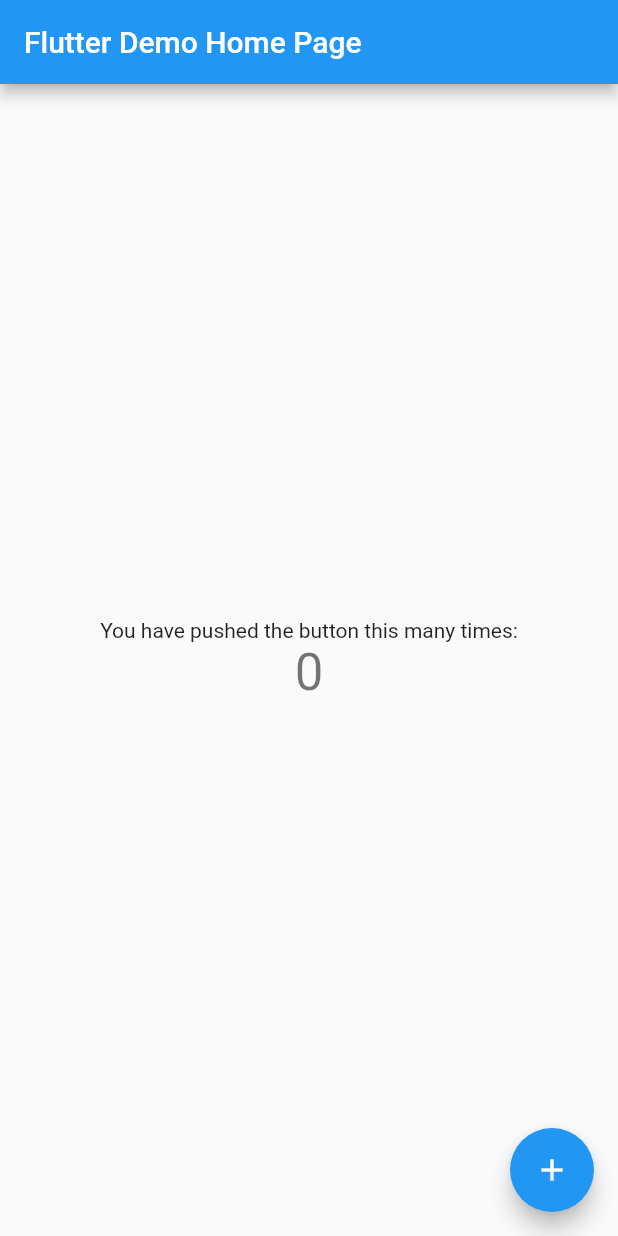
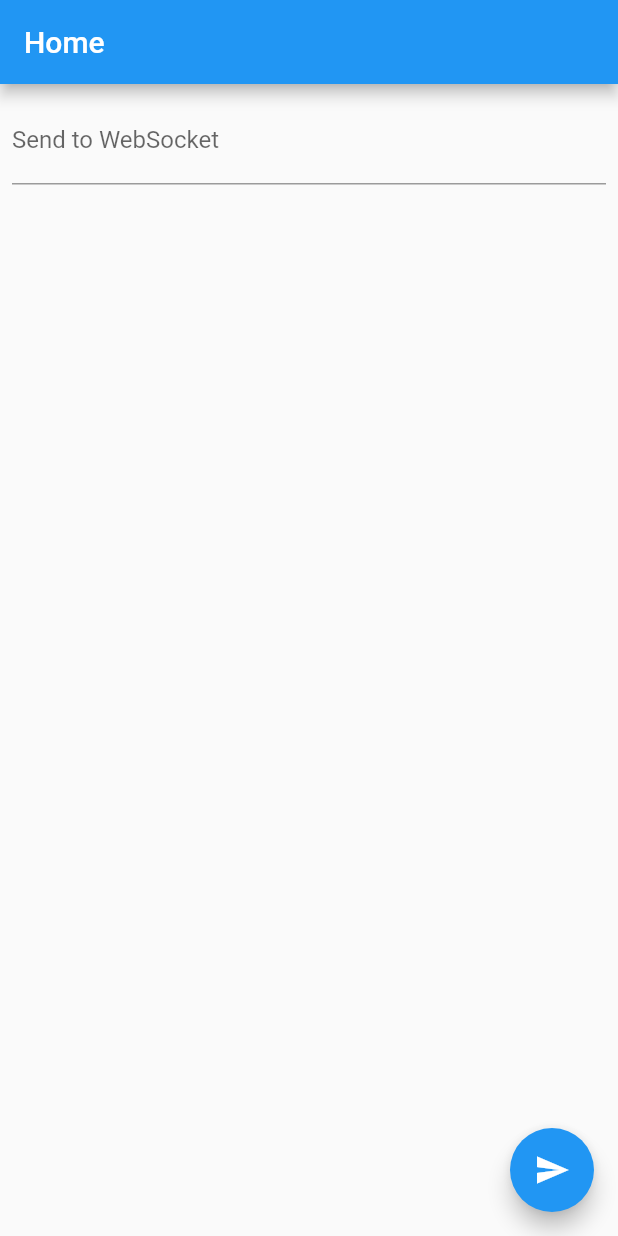
Before and after one commit to AndrewPiterov/flutter_web_socket, a Flutter app: the screen it shows after launch, on a phone screen of 412 x 824 dp. Run offline on Flutter 3.47's test engine with Material 2 defaults, Android fonts, the phone set to English and light mode, and no system bars; network calls fail.

Commit message:
add websocket

```diff
--- /dev/null
+++ b/lib/home_page.dart
@@ -0,0 +1,79 @@
+import 'package:flutter/material.dart';
+import 'package:web_socket_channel/io.dart';
+import 'package:web_socket_channel/web_socket_channel.dart';
+
+class MyHomePage extends StatefulWidget {
+  @override
+  _MyHomePageState createState() => _MyHomePageState();
+}
+
+class _MyHomePageState extends State<MyHomePage> {
+  WebSocketChannel _channel;
+  TextEditingController _controller;
+
+  final List<String> _list = [];
+
+  @override
+  void initState() {
+    super.initState();
+    _channel = IOWebSocketChannel.connect('ws://echo.websocket.org');
+    _channel.stream.listen((data) => setState(() => _list.add(data)));
+    _controller = TextEditingController();
+  }
+
+  void _sendData() {
+    if (_controller.text.isNotEmpty) {
+      _channel.sink.add(_controller.text);
+      _controller.clear();
+    }
+  }
+
+  @override
+  void dispose() {
+    _channel.sink.close();
+    _controller.dispose();
+    super.dispose();
+  }
+
+  @override
+  Widget build(BuildContext context) {
+    return Scaffold(
+      appBar: AppBar(
+        title: Text('Home'),
+      ),
+      body: Padding(
+        padding: const EdgeInsets.all(8.0),
+        child: Container(
+          child: Column(
+            children: <Widget>[
+              Form(
+                child: TextFormField(
+                  controller: _controller,
+                  decoration: InputDecoration(labelText: 'Send to WebSocket'),
+                ),
+              ),
+              Column(
+                children: _list.map((e) => Text(e)).toList(),
+              ),
+              // StreamBuilder(
+              //   stream: _channel.stream,
+              //   builder: (context, snapshot) {
+              //     return Container(
+              //       child:
+              //           Text(snapshot.hasData ? snapshot.data.toString() : ''),
+              //     );
+              //   },
+              // ),
+            ],
+          ),
+        ),
+      ),
+      floatingActionButton: FloatingActionButton(
+        child: Icon(Icons.send),
+        onPressed: () {
+          _sendData();
+        },
+      ),
+    );
+  }
+}
--- a/lib/main.dart
+++ b/lib/main.dart
@@ -1,4 +1,6 @@
 import 'package:flutter/material.dart';
+
+import 'home_page.dart';
 
 void main() {
   runApp(MyApp());
@@ -9,109 +11,14 @@ class MyApp extends StatelessWidget {
   @override
   Widget build(BuildContext context) {
     return MaterialApp(
-      title: 'Flutter Demo',
+      debugShowCheckedModeBanner: false,
+      title: 'WebSocket Demo',
       theme: ThemeData(
-        // This is the theme of your application.
-        //
-        // Try running your application with "flutter run". You'll see the
-        // application has a blue toolbar. Then, without quitting the app, try
-        // changing the primarySwatch below to Colors.green and then invoke
-        // "hot reload" (press "r" in the console where you ran "flutter run",
-        // or simply save your changes to "hot reload" in a Flutter IDE).
-        // Notice that the counter didn't reset back to zero; the application
         // is not restarted.
         primarySwatch: Colors.blue,
-        // This makes the visual density adapt to the platform that you run
-        // the app on. For desktop platforms, the controls will be smaller and
-        // closer together (more dense) than on mobile platforms.
         visualDensity: VisualDensity.adaptivePlatformDensity,
       ),
-      home: MyHomePage(title: 'Flutter Demo Home Page'),
+      home: MyHomePage(),
     );
   }
 }
-
-class MyHomePage extends StatefulWidget {
-  MyHomePage({Key key, this.title}) : super(key: key);
-
-  // This widget is the home page of your application. It is stateful, meaning
-  // that it has a State object (defined below) that contains fields that affect
-  // how it looks.
-
-  // This class is the configuration for the state. It holds the values (in this
-  // case the title) provided by the parent (in this case the App widget) and
-  // used by the build method of the State. Fields in a Widget subclass are
-  // always marked "final".
-
-  final String title;
-
-  @override
-  _MyHomePageState createState() => _MyHomePageState();
-}
-
-class _MyHomePageState extends State<MyHomePage> {
-  int _counter = 0;
-
-  void _incrementCounter() {
-    setState(() {
-      // This call to setState tells the Flutter framework that something has
-      // changed in this State, which causes it to rerun the build method below
-      // so that the display can reflect the updated values. If we changed
-      // _counter without calling setState(), then the build method would not be
-      // called again, and so nothing would appear to happen.
-      _counter++;
-    });
-  }
-
-  @override
-  Widget build(BuildContext context) {
-    // This method is rerun every time setState is called, for instance as done
-    // by the _incrementCounter method above.
-    //
-    // The Flutter framework has been optimized to make rerunning build methods
-    // fast, so that you can just rebuild anything that needs updating rather
-    // than having to individually change instances of widgets.
-    return Scaffold(
-      appBar: AppBar(
-        // Here we take the value from the MyHomePage object that was created by
-        // the App.build method, and use it to set our appbar title.
-        title: Text(widget.title),
-      ),
-      body: Center(
-        // Center is a layout widget. It takes a single child and positions it
-        // in the middle of the parent.
-        child: Column(
-          // Column is also a layout widget. It takes a list of children and
-          // arranges them vertically. By default, it sizes itself to fit its
-          // children horizontally, and tries to be as tall as its parent.
-          //
-          // Invoke "debug painting" (press "p" in the console, choose the
-          // "Toggle Debug Paint" action from the Flutter Inspector in Android
-          // Studio, or the "Toggle Debug Paint" command in Visual Studio Code)
-          // to see the wireframe for each widget.
-          //
-          // Column has various properties to control how it sizes itself and
-          // how it positions its children. Here we use mainAxisAlignment to
-          // center the children vertically; the main axis here is the vertical
-          // axis because Columns are vertical (the cross axis would be
-          // horizontal).
-          mainAxisAlignment: MainAxisAlignment.center,
-          children: <Widget>[
-            Text(
-              'You have pushed the button this many times:',
-            ),
-            Text(
-              '$_counter',
-              style: Theme.of(context).textTheme.headline4,
-            ),
-          ],
-        ),
-      ),
-      floatingActionButton: FloatingActionButton(
-        onPressed: _incrementCounter,
-        tooltip: 'Increment',
-        child: Icon(Icons.add),
-      ), // This trailing comma makes auto-formatting nicer for build methods.
-    );
-  }
-}
--- a/pubspec.yaml
+++ b/pubspec.yaml
@@ -28,6 +28,7 @@ dependencies:
   # The following adds the Cupertino Icons font to your application.
   # Use with the CupertinoIcons class for iOS style icons.
   cupertino_icons: ^0.1.3
+  web_socket_channel: 1.1.0
 
 dev_dependencies:
   flutter_test:
```
Also changed, not shown: pubspec.lock.
